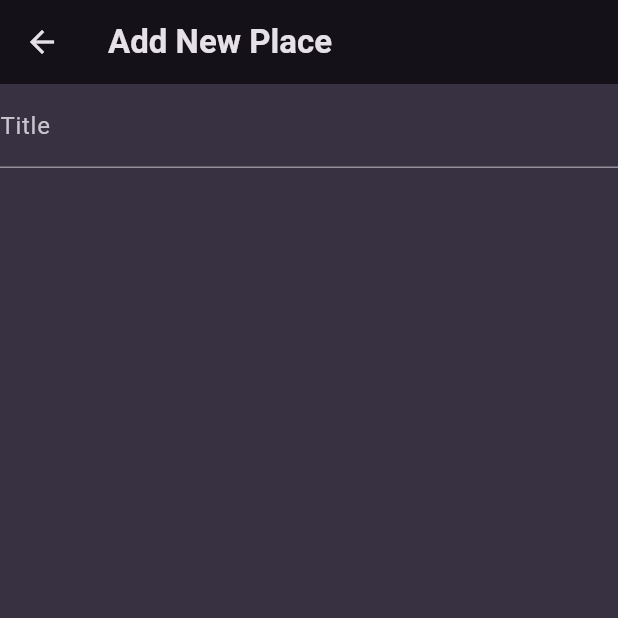
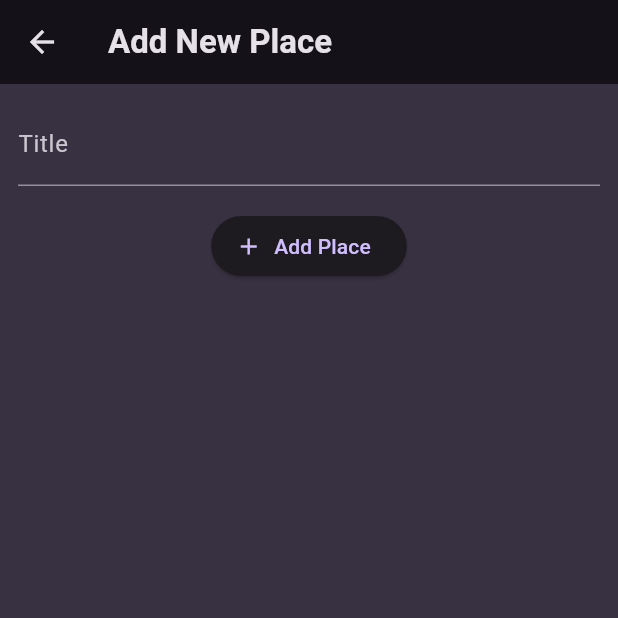
Before and after one commit to adogbeji/FlutterFavouritePlacesApp, a Flutter app: the AddPlace screen opened directly, on a phone screen of 412 x 824 dp, the top half of it. Run offline on Flutter 3.47's test engine with Material 3 defaults, Android fonts, the phone set to English and light mode, and no system bars; our stand-ins replace google_fonts.

Commit message:
Add button to add palce screen & set padding parameter of SingleChildScrollView

```diff
--- a/lib/screens/add_place.dart
+++ b/lib/screens/add_place.dart
@@ -24,6 +24,7 @@ class _AddPlaceState extends State<AddPlace> {
         title: const Text('Add New Place'),
       ),
       body: SingleChildScrollView(
+        padding: const EdgeInsets.all(12),
         child: Column(
           children: [
             TextField(
@@ -35,6 +36,12 @@ class _AddPlaceState extends State<AddPlace> {
             ),
 
             const SizedBox(height: 16,),
+
+            ElevatedButton.icon(
+              onPressed: () {},
+              icon: const Icon(Icons.add),
+              label: const Text('Add Place'),
+            ),
           ],
         ),
       ),
```
